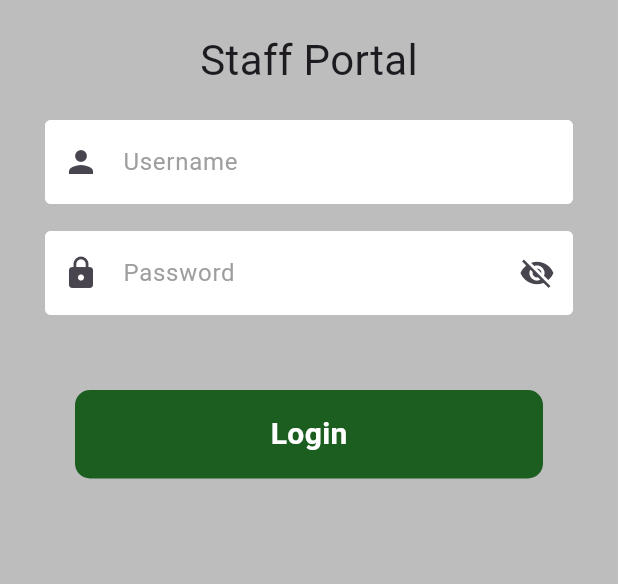
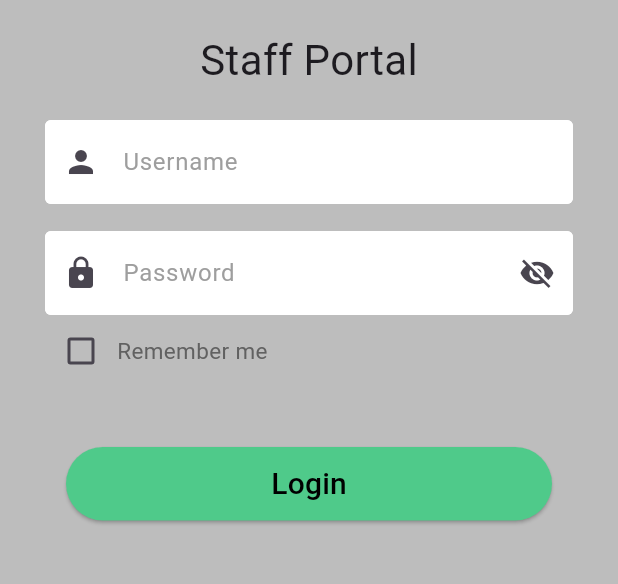
Before and after one commit to Amati98/2024-final-Attendance-project, a Flutter app: the screen it shows after launch, on a phone screen of 412 x 824 dp, the part 357-941 px from its top. Run offline on Flutter 3.47's test engine with Material 3 defaults, Android fonts, the phone set to English and light mode, and no system bars; our stand-ins replace device_preview, flutter_riverpod, geolocator, get, google_maps_flutter; project files that could hold a hidden picture were left out.

Commit message:
made some changes

```diff
--- a/lib/screens/staff_login.dart
+++ b/lib/screens/staff_login.dart
@@ -153,54 +153,55 @@ class _StaffLoginState extends ConsumerState<StaffLogin> {
                         ),
                       ),
                     ),
-                    // Row(
-                    //   children: [
-                    //     Checkbox(
-                    //         value: rememberMe,
-                    //         activeColor: Colors.green,
-                    //         onChanged: (newRemember) {
-                    //           setState(() {
-                    //             rememberMe = newRemember!;
-                    //           });
-                    //         }),
-                    //     Text('Remember me',
-                    //         style: TextStyle(
-                    //             color: Colors.grey.shade700, fontSize: 15)),
-                    //   ],
-                    // ),
-                    // const SizedBox(height: 40),
-                    // LoginButton(
-                    //   onPressed: _isLoading ? null : _login,
-                    //   buttonText: 'Login',
-                    //   buttonColor: const Color(0xFF4FCA8A),
-                    //   textColor: Colors.black,
-                    // ),
+                    Row(
+                      children: [
+                        Checkbox(
+                            value: rememberMe,
+                            activeColor: Colors.green,
+                            onChanged: (newRemember) {
+                              setState(() {
+                                rememberMe = newRemember!;
+                              });
+                            }),
+                        Text('Remember me',
+                            style: TextStyle(
+                                color: Colors.grey.shade700, fontSize: 15)),
+                      ],
+                    ),
+                    const SizedBox(height: 40),
+                    LoginButton(
+                      onPressed: _isLoading ? null : _login,
+                      buttonText: 'Login',
+                      buttonColor: const Color(0xFF4FCA8A),
+                      textColor: Colors.black,
+                    ),
                     const SizedBox(height: 50),
 
-                    InkWell(
-                      onTap: () {
-                        if (_formkey.currentState!.validate()) {
-                          _isLoading ? null : _login;
-                        }
-                      },
-                      child: Container(
-                        margin: const EdgeInsets.symmetric(horizontal: 20),
-                        padding: const EdgeInsets.symmetric(vertical: 15),
-                        width: double.infinity,
-                        decoration: BoxDecoration(
-                            borderRadius: BorderRadius.circular(10),
-                            color: Colors.green.shade900),
-                        child: const Center(
-                          child: Text(
-                            'Login',
-                            style: TextStyle(
-                                color: Colors.white,
-                                fontSize: 20,
-                                fontWeight: FontWeight.bold),
-                          ),
-                        ),
-                      ),
-                    ),
+                    // InkWell(
+                    //   onTap: () {
+                    //     print({_formkey.currentState!.validate(), 'Login'});
+                    //     if (_formkey.currentState!.validate()) {
+                    //       _isLoading ? null : _login;
+                    //     }
+                    //   },
+                    //   child: Container(
+                    //     margin: const EdgeInsets.symmetric(horizontal: 20),
+                    //     padding: const EdgeInsets.symmetric(vertical: 15),
+                    //     width: double.infinity,
+                    //     decoration: BoxDecoration(
+                    //         borderRadius: BorderRadius.circular(10),
+                    //         color: Colors.green.shade900),
+                    //     child: const Center(
+                    //       child: Text(
+                    //         'Login',
+                    //         style: TextStyle(
+                    //             color: Colors.white,
+                    //             fontSize: 20,
+                    //             fontWeight: FontWeight.bold),
+                    //       ),
+                    //     ),
+                    //   ),
+                    // ),
                     const SizedBox(height: 10),
                     if (_errorMessage != null) ...[
                       const SizedBox(height: 20),
--- a/pubspec.yaml
+++ b/pubspec.yaml
@@ -36,14 +36,15 @@ dependencies:
   # Use with the CupertinoIcons class for iOS style icons.
   cupertino_icons: ^1.0.2
   get: ^4.6.6
-  intl: ^0.19.0
-  device_preview: ^1.2.0
+  intl: ^0.18.1
+  device_preview: ^1.1.0
   http: ^1.1.0
   flutter_riverpod: ^2.4.10
   google_maps_flutter: ^2.5.3
   internet_connection_checker: ^1.0.0+1
   flutter_html: ^2.2.1
   geolocator: ^11.1.0
+  webview_flutter: ^2.8.0
 
   # flutter_native_splash: ^2.3.7
 
```
